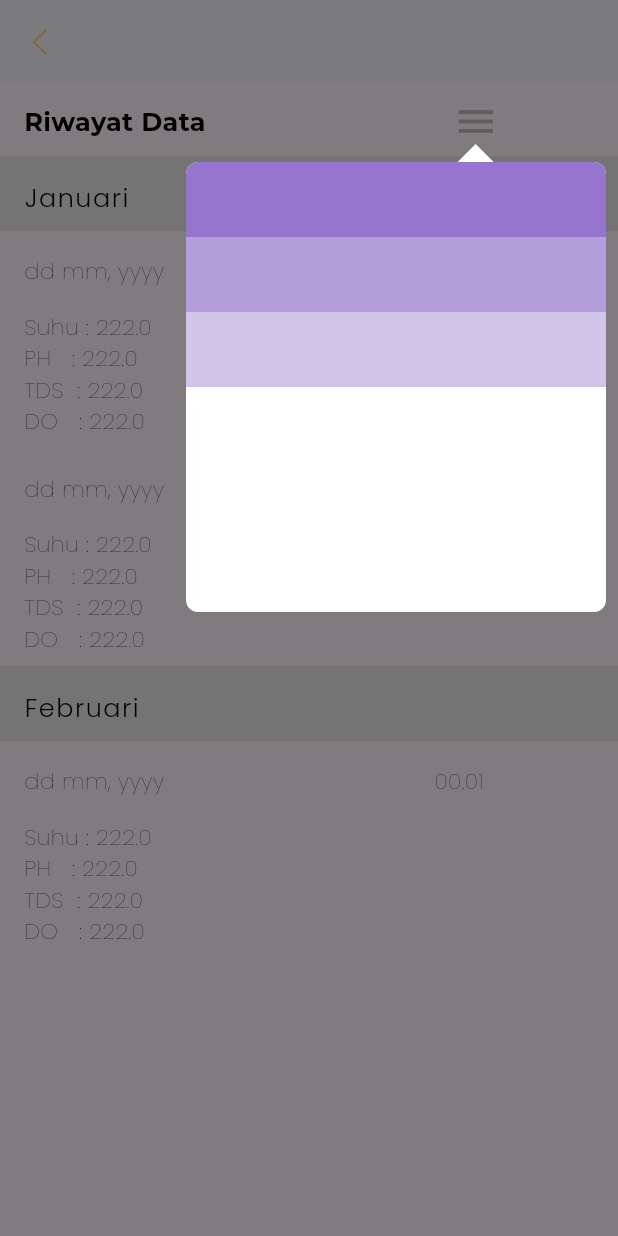
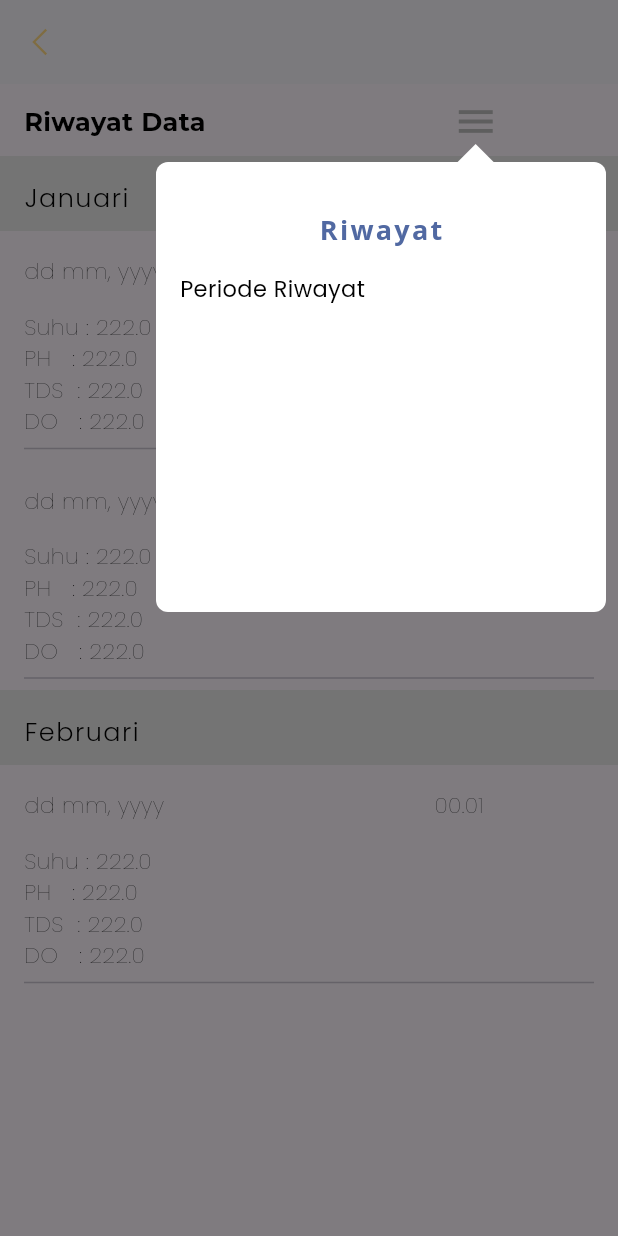
Before and after one commit to bbbintang/Project-TA, a Flutter app: the HistoryPage screen opened directly, after a tap on the "menu" icon, on a phone screen of 412 x 824 dp. Run offline on Flutter 3.47's test engine with Material 3 defaults, Android fonts, the light colour scheme and no system bars; our stand-ins replace curved_navigation_bar, firebase_auth, firebase_core, firebase_database, google_fonts, google_sign_in and 2 more; accounts and stored records are empty.

Commit message:
button history

```diff
--- a/Front-End/mwaa1/lib/Screen/detail_page.dart
+++ b/Front-End/mwaa1/lib/Screen/detail_page.dart
@@ -265,8 +265,6 @@ class _DetailPageState extends State<DetailPage> {
                         return CustomParameter(imagePath: "1.png", title: "TDS", number: TDS,);
                       }
                     ),
-
-
                   ],
                 ),
               ),
--- a/Front-End/mwaa1/lib/main.dart
+++ b/Front-End/mwaa1/lib/main.dart
@@ -22,7 +22,7 @@ class MyApp extends StatelessWidget {
   Widget build(BuildContext context) {
     return MaterialApp(
       debugShowCheckedModeBanner: false,
-      home: HistoryPage(),
+      home: WelcomeScreen(),
     );
   }
 }
--- a/Front-End/mwaa1/lib/widget/button_historypage.dart
+++ b/Front-End/mwaa1/lib/widget/button_historypage.dart
@@ -12,7 +12,7 @@ class ButtonHistorypage extends StatelessWidget {
       onTap: () => showPopover(
         context: context,
         bodyBuilder: (context) => MenubuttonHistory(),
-        width: 280,
+        width: 300,
         height: 300,
         direction: PopoverDirection.bottom
       ),
--- a/Front-End/mwaa1/lib/widget/custom_history.dart
+++ b/Front-End/mwaa1/lib/widget/custom_history.dart
@@ -138,9 +138,10 @@ class CustomHistory extends StatelessWidget {
             ],
           ),
         ),
-        SizedBox(
-          height: 8,
-        )
+        Padding(
+          padding: const EdgeInsets.only(right: 16, left: 16),
+          child: Divider(),
+        ),
       ],
     );
   }
--- a/Front-End/mwaa1/lib/widget/menubutton_history.dart
+++ b/Front-End/mwaa1/lib/widget/menubutton_history.dart
@@ -1,25 +1,36 @@
 import 'package:flutter/material.dart';
+import 'package:mwaa1/widget/theme.dart';
 
 class MenubuttonHistory extends StatelessWidget {
   const MenubuttonHistory({super.key});
 
   @override
   Widget build(BuildContext context) {
-    return Column(
-      children: [
-        Container(
-          height: 50,
-          color: Colors.deepPurple.shade300,
-        ),
-        Container(
-          height: 50,
-          color: Colors.deepPurple.shade200,
-        ),
-        Container(
-          height: 50,
-          color: Colors.deepPurple.shade100,
-        )
-      ],
+    return Padding(
+      padding: const EdgeInsets.all(16.0),
+      child: Column(
+        crossAxisAlignment: CrossAxisAlignment.start,
+        children: [
+          SizedBox(
+            height: 16,
+          ),
+          Center(
+            child: Text(
+              "Riwayat",
+              style: opensans17normal.copyWith(
+                  color: blueriwayat,
+                  fontWeight: FontWeight.bold,
+                  fontSize: 18,
+                  letterSpacing: 1.5),
+            ),
+          ),
+          SizedBox(
+            height: 16,
+          ),
+          Text("Periode Riwayat",
+              style: poppin15normal.copyWith(color: Colors.black))
+        ],
+      ),
     );
   }
 }
--- a/Front-End/mwaa1/lib/widget/theme.dart
+++ b/Front-End/mwaa1/lib/widget/theme.dart
@@ -6,6 +6,7 @@ Color darkblue = Color.fromARGB(255, 28, 88, 136);
 Color bluelogin = Color(0XFF0B6EFE);
 Color grey = Color.fromARGB(255,189,189,189);
 Color whitegray = Color.fromARGB(255, 232,232,232);
+Color blueriwayat = Color.fromARGB(255,81,105,162);
 
 //TextStyle
 TextStyle poppin20bold = GoogleFonts.poppins(
@@ -25,3 +26,6 @@ TextStyle outfit17normal = GoogleFonts.outfit(
 
 TextStyle montserrat17normal = GoogleFonts.montserrat(
     fontSize: 17, fontWeight: FontWeight.normal, color: Colors.white);
+
+TextStyle opensans17normal = GoogleFonts.openSans(
+    fontSize: 17, fontWeight: FontWeight.normal, color: Colors.white);
```
